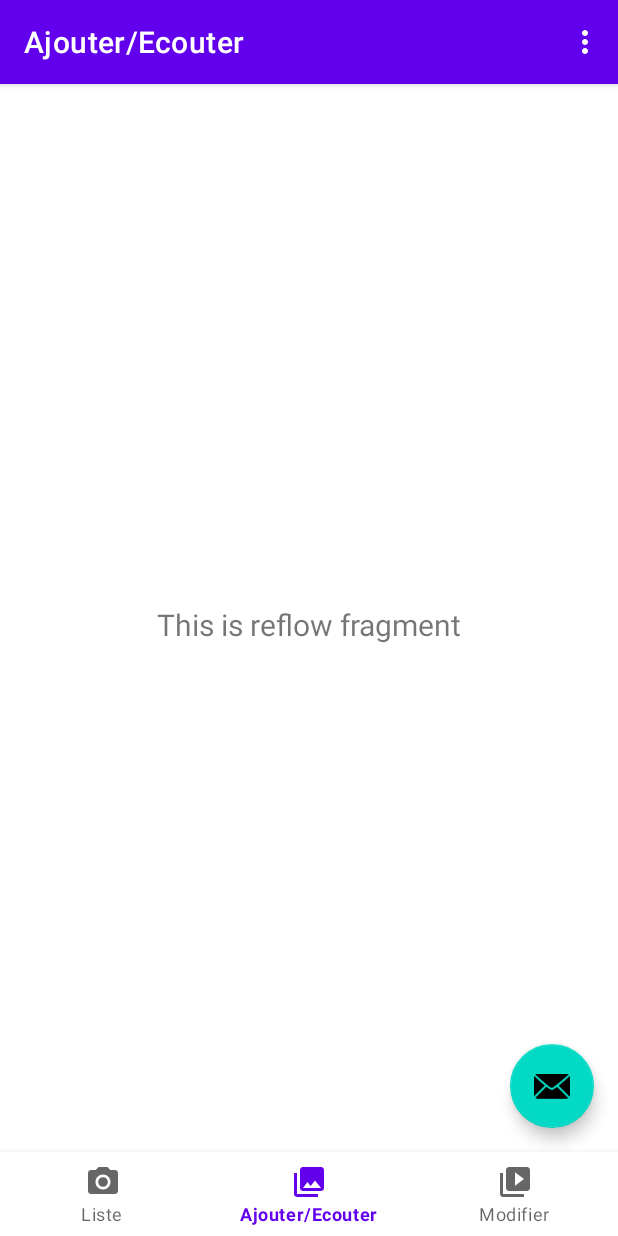
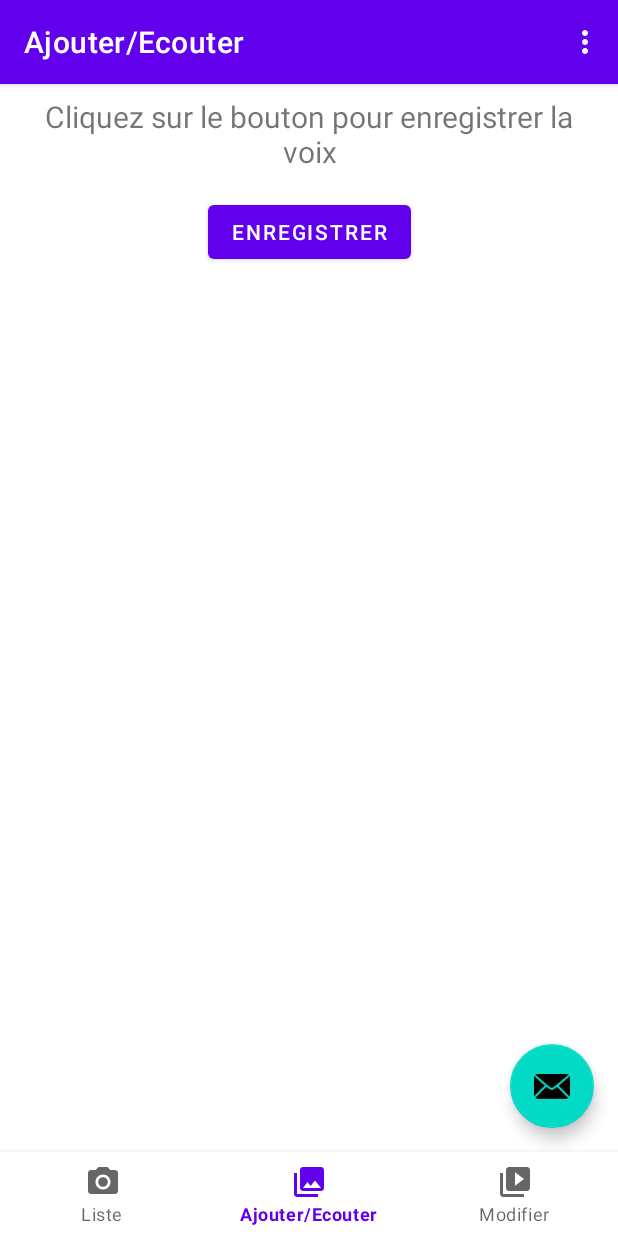
Before and after one commit to abdelghanirechidi/spotifydupauvremobile, an Android app: the screen it shows after launch (MainActivity), item 2 of the bottom bar chosen, on a phone screen of 412 x 824 dp. Run offline under Robolectric (Android 15) with nearby library versions, the phone set to English and light mode, and no system bars; our stand-ins replace navigation-ui; 1 statement that could not run was skipped.

Commit message:
Ajout de l'enregistrement audio, afin de pouvoir l'analyser pour en faire un traitement de l'audio avec une API

```diff
--- a/app/build.gradle.kts
+++ b/app/build.gradle.kts
@@ -5,6 +5,7 @@ plugins {
 android {
     namespace = "com.example.spotifydupauvremobile"
     compileSdk = 34
+
 
     defaultConfig {
         applicationId = "com.example.spotifydupauvremobile"
@@ -41,6 +42,9 @@ dependencies {
     implementation(libs.lifecycle.viewmodel.ktx)
     implementation(libs.navigation.fragment)
     implementation(libs.navigation.ui)
+    implementation(libs.media)
+    implementation("androidx.core:core-ktx:1.6.0")
+
     testImplementation(libs.junit)
     androidTestImplementation(libs.ext.junit)
     androidTestImplementation(libs.espresso.core)
--- a/app/src/main/java/com/example/spotifydupauvremobile/MainActivity.java
+++ b/app/src/main/java/com/example/spotifydupauvremobile/MainActivity.java
@@ -1,14 +1,18 @@
 package com.example.spotifydupauvremobile;
 
+import android.content.pm.PackageManager;
 import android.os.Bundle;
 import android.view.MenuItem;
 import android.view.Menu;
+import android.Manifest;
 
 import com.google.android.material.bottomnavigation.BottomNavigationView;
 import com.google.android.material.snackbar.Snackbar;
 import com.google.android.material.navigation.NavigationView;
 
 import androidx.annotation.NonNull;
+import androidx.core.app.ActivityCompat;
+import androidx.core.content.ContextCompat;
 import androidx.navigation.NavController;
 import androidx.navigation.Navigation;
 import androidx.navigation.fragment.NavHostFragment;
@@ -19,7 +23,7 @@ import androidx.appcompat.app.AppCompatActivity;
 import com.example.spotifydupauvremobile.databinding.ActivityMainBinding;
 
 public class MainActivity extends AppCompatActivity {
-
+    private static final int PERMISSIONS_REQUEST_CODE = 100;
     private AppBarConfiguration mAppBarConfiguration;
 
     @Override
@@ -56,17 +60,44 @@ public class MainActivity extends AppCompatActivity {
             NavigationUI.setupActionBarWithNavController(this, navController, mAppBarConfiguration);
             NavigationUI.setupWithNavController(bottomNavigationView, navController);
         }
+
+        checkPermissions();
     }
 
+    // Méthode pour vérifier et demander les autorisations
+    private void checkPermissions() {
+        // Vérifier si les autorisations sont déjà accordées
+        if (ContextCompat.checkSelfPermission(this,
+                Manifest.permission.RECORD_AUDIO) != PackageManager.PERMISSION_GRANTED ||
+                ContextCompat.checkSelfPermission(this,
+                        Manifest.permission.WRITE_EXTERNAL_STORAGE) != PackageManager.PERMISSION_GRANTED) {
+            // Demander les autorisations manquantes
+            ActivityCompat.requestPermissions(this,
+                    new String[]{Manifest.permission.RECORD_AUDIO,
+                            Manifest.permission.WRITE_EXTERNAL_STORAGE},
+                    PERMISSIONS_REQUEST_CODE);
+        }
+    }
+
+    // Gestion de la réponse de la demande d'autorisation
+    @Override
+    public void onRequestPermissionsResult(int requestCode, @NonNull String[] permissions, @NonNull int[] grantResults) {
+        super.onRequestPermissionsResult(requestCode, permissions, grantResults);
+        if (requestCode == PERMISSIONS_REQUEST_CODE) {
+            if (grantResults.length > 0 &&
+                    grantResults[0] == PackageManager.PERMISSION_GRANTED &&
+                    grantResults[1] == PackageManager.PERMISSION_GRANTED) {
+
+            } else {
+                System.out.println("Les autorisations sont refusées");
+            }
+        }
+    }
     @Override
     public boolean onCreateOptionsMenu(Menu menu) {
         boolean result = super.onCreateOptionsMenu(menu);
-        // Using findViewById because NavigationView exists in different layout files
-        // between w600dp and w1240dp
         NavigationView navView = findViewById(R.id.nav_view);
         if (navView == null) {
-            // The navigation drawer already has the items including the items in the overflow menu
-            // We only inflate the overflow menu if the navigation drawer isn't visible
             getMenuInflater().inflate(R.menu.overflow, menu);
         }
         return result;
--- a/app/src/main/java/com/example/spotifydupauvremobile/ui/reflow/ReflowViewModel.java
+++ b/app/src/main/java/com/example/spotifydupauvremobile/ui/reflow/ReflowViewModel.java
@@ -10,7 +10,6 @@ public class ReflowViewModel extends ViewModel {
 
     public ReflowViewModel() {
         mText = new MutableLiveData<>();
-        mText.setValue("This is reflow fragment");
     }
 
     public LiveData<String> getText() {
--- a/app/src/main/res/layout/fragment_reflow.xml
+++ b/app/src/main/res/layout/fragment_reflow.xml
@@ -6,6 +6,7 @@
     android:layout_height="match_parent"
     tools:context=".ui.reflow.ReflowFragment">
 
+    <!-- TextView -->
     <TextView
         android:id="@+id/text_reflow"
         android:layout_width="match_parent"
@@ -15,8 +16,27 @@
         android:layout_marginEnd="8dp"
         android:textAlignment="center"
         android:textSize="20sp"
-        app:layout_constraintBottom_toBottomOf="parent"
+        app:layout_constraintTop_toTopOf="parent"
+        app:layout_constraintStart_toStartOf="parent"
         app:layout_constraintEnd_toEndOf="parent"
+        android:text="Cliquez sur le bouton pour enregistrer la voix" />
+
+    <!-- Button -->
+    <Button
+        android:id="@+id/buttonRecord"
+        android:layout_width="wrap_content"
+        android:layout_height="wrap_content"
+        android:layout_marginTop="16dp"
+        android:text="Enregistrer"
+        app:layout_constraintTop_toBottomOf="@+id/text_reflow"
         app:layout_constraintStart_toStartOf="parent"
-        app:layout_constraintTop_toTopOf="parent" />
+        app:layout_constraintEnd_toEndOf="parent" />
+
+    <!-- Guideline -->
+    <androidx.constraintlayout.widget.Guideline
+        android:id="@+id/guideline_bottom"
+        android:layout_width="wrap_content"
+        android:layout_height="wrap_content"
+        android:orientation="horizontal"
+        app:layout_constraintGuide_percent="0.9" />
 </androidx.constraintlayout.widget.ConstraintLayout>
--- a/build.gradle.kts
+++ b/build.gradle.kts
@@ -1,4 +1,5 @@
 // Top-level build file where you can add configuration options common to all sub-projects/modules.
 plugins {
     alias(libs.plugins.androidApplication) apply false
+
 }
--- a/gradle/libs.versions.toml
+++ b/gradle/libs.versions.toml
@@ -5,6 +5,7 @@ junitVersion = "1.1.5"
 espressoCore = "3.5.1"
 appcompat = "1.6.1"
 material = "1.10.0"
+media = "1.7.0"
 recyclerview = "1.3.0"
 constraintlayout = "2.1.4"
 lifecycleLivedataKtx = "2.6.1"
@@ -18,6 +19,7 @@ ext-junit = { group = "androidx.test.ext", name = "junit", version.ref = "junitV
 espresso-core = { group = "androidx.test.espresso", name = "espresso-core", version.ref = "espressoCore" }
 appcompat = { group = "androidx.appcompat", name = "appcompat", version.ref = "appcompat" }
 material = { group = "com.google.android.material", name = "material", version.ref = "material" }
+media = { module = "androidx.media:media", version.ref = "media" }
 recyclerview = { group = "androidx.recyclerview", name = "recyclerview", version.ref = "recyclerview" }
 constraintlayout = { group = "androidx.constraintlayout", name = "constraintlayout", version.ref = "constraintlayout" }
 lifecycle-livedata-ktx = { group = "androidx.lifecycle", name = "lifecycle-livedata-ktx", version.ref = "lifecycleLivedataKtx" }
```
Also changed, not shown: app/src/main/AndroidManifest.xml (+7 -0 lines), app/src/main/java/com/example/spotifydupauvremobile/ui/reflow/ReflowFragment.java (+57 -0 lines).
